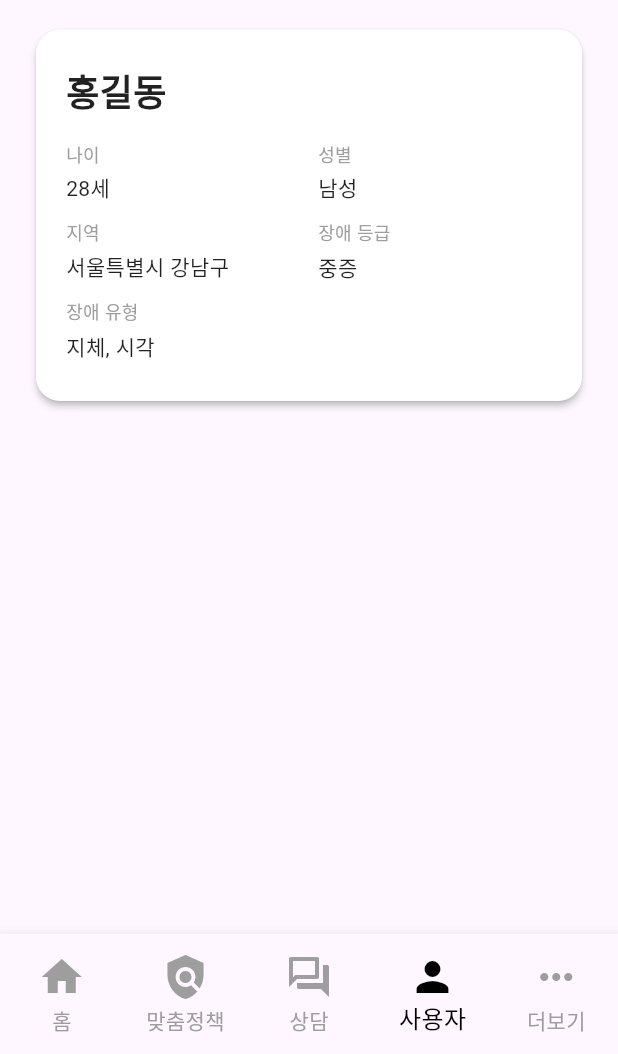
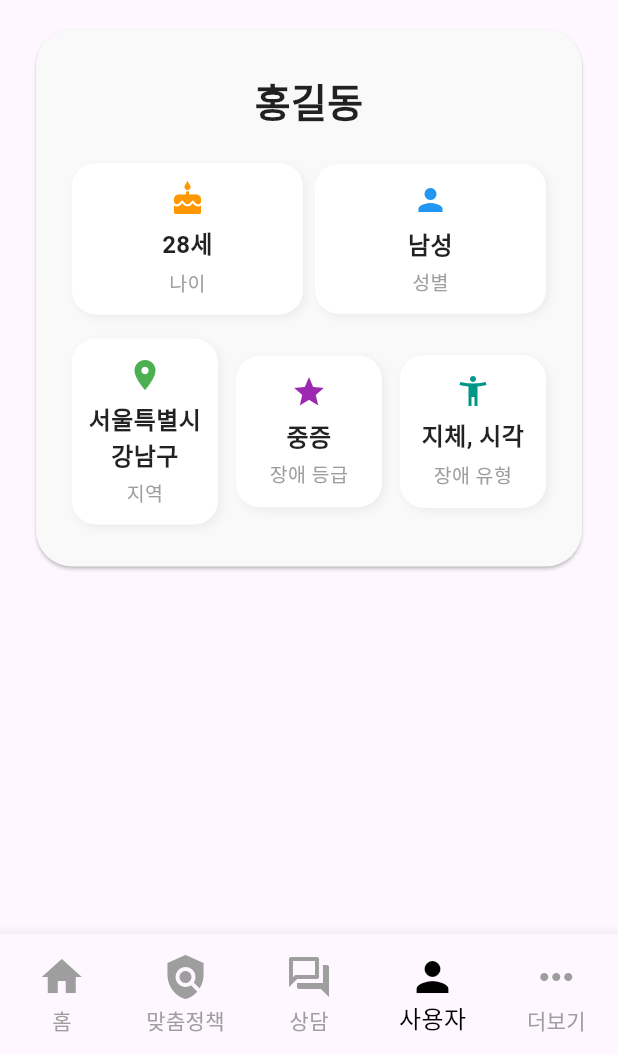
Before and after one commit to InfoGuard-NoOneLeftOut/FE, a Flutter app: the screen it shows after launch, item 4 of the bottom bar chosen, on a phone screen of 412 x 824 dp, the part 182-1236 px from its top. Run offline on Flutter 3.47's test engine with Material 3 defaults, Android fonts, the phone set to English and light mode, and no system bars; our stand-ins replace carousel_slider; network calls fail.

```diff
--- a/lib/main.dart
+++ b/lib/main.dart
@@ -7,9 +7,16 @@ import 'screens/user.dart';
 import 'screens/options.dart';
 
 void main() {
-  runApp(const MaterialApp(
+  runApp(MaterialApp(
     home: MainScreen(),
     debugShowCheckedModeBanner: false, // debug 배너 제거
+    theme: ThemeData(
+      fontFamily: 'KoddiUD', // 전체 기본 폰트 적용
+      textTheme: ThemeData.light().textTheme.apply(
+        bodyColor: Colors.black,
+        displayColor: Colors.black,
+      ),
+    ),
     routes: {
       // '/home': (context) => const HomeScreen(),
     },
--- a/lib/screens/policy.dart
+++ b/lib/screens/policy.dart
@@ -78,7 +78,7 @@ class _PolicyScreenState extends State<PolicyScreen> {
                 const SizedBox(height: 32),
                 PersonalizationConsentCard(),
                 const SizedBox(height: 32),
-                const Text('정용진님을 위한 맞춤 정책', style: TextStyle(fontSize: 18, fontWeight: FontWeight.bold)),
+                const Text('홍길동님을 위한 맞춤 정책', style: TextStyle(fontSize: 18, fontWeight: FontWeight.bold)),
                 const SizedBox(height: 12),
                 DropdownButton<String>(
                   value: _selectedPolicyCategory,
--- a/lib/screens/user.dart
+++ b/lib/screens/user.dart
@@ -28,6 +28,7 @@ class UserScreen extends StatelessWidget { // 사용자 페이지
               UserProfileCard( // 사용자 프로필 표시
                 userProfile: user,
               ),
+              // 북마크 정책 표시
             ],
           ),
         ),
--- a/lib/widgets/cards/user_profile_card.dart
+++ b/lib/widgets/cards/user_profile_card.dart
@@ -3,7 +3,7 @@ import 'package:infogaurd_fe/models/user_profile.dart';
 
 class UserProfileCard extends StatelessWidget {
   final UserProfile userProfile;
-  final bool showDetail; // 상세정보 표시 여부 (기본값 false)
+  final bool showDetail;
 
   const UserProfileCard({
     Key? key,
@@ -13,60 +13,154 @@ class UserProfileCard extends StatelessWidget {
 
   @override
   Widget build(BuildContext context) {
+    final screenWidth = MediaQuery.of(context).size.width;
+    final boxWidth = screenWidth / 2.3;
+
     return Card(
-      color: Colors.white,
-      elevation: 2,
-      shape: RoundedRectangleBorder(borderRadius: BorderRadius.circular(16)),
+      elevation: 1,
+      color: const Color(0xFFF9F9F9),
+      shape: RoundedRectangleBorder(borderRadius: BorderRadius.circular(24)),
       child: Padding(
-        padding: const EdgeInsets.symmetric(horizontal: 20, vertical: 24),
+        padding: const EdgeInsets.symmetric(horizontal: 24, vertical: 28),
         child: Column(
-          crossAxisAlignment: CrossAxisAlignment.start,
+          crossAxisAlignment: CrossAxisAlignment.center,
           children: [
-            Text(
+            /// 기본 정보 카드
+            Column(
+              crossAxisAlignment: CrossAxisAlignment.center,
+              children: [
+                // 이름
+                Center(
+                  child: Text(
                     userProfile.name,
                     style: const TextStyle(
-                fontSize: 24,
+                      fontSize: 26,
                       fontWeight: FontWeight.bold,
                       color: Colors.black87,
                     ),
                   ),
+                ),
+                const SizedBox(height: 24),
+
+                // 1행: 2열
+                Row(
+                  children: [
+                    Flexible(
+                      child: _buildInfoTile(
+                        '나이',
+                        '${userProfile.age}세',
+                        icon: Icons.cake,
+                        iconColor: Colors.orange,
+                        width: boxWidth,
+                      ),
+                    ),
+                    const SizedBox(width: 8),
+                    Flexible(
+                      child: _buildInfoTile(
+                        '성별',
+                        userProfile.gender == Gender.male ? '남성' : '여성',
+                        icon: Icons.person,
+                        iconColor: Colors.blue,
+                        width: boxWidth,
+                      ),
+                    ),
+                  ],
+                ),
                 const SizedBox(height: 16),
 
-            /// 기본 정보 그리드 UserProfileCard(userProfile: user)
-            GridView.count(
-              crossAxisCount: 2,
-              shrinkWrap: true,
-              physics: const NeverScrollableScrollPhysics(),
-              crossAxisSpacing: 12,
-              mainAxisSpacing: 8,
-              childAspectRatio: 3.5,
+                // 2행: 3열
+                Row(
+                  mainAxisAlignment: MainAxisAlignment.center,
                   children: [
-                _buildInfoTile('나이', '${userProfile.age}세'),
-                _buildInfoTile('성별', userProfile.gender == Gender.male ? '남성' : '여성'),
-                _buildInfoTile('지역', userProfile.region),
-                _buildInfoTile(
+                    Expanded(
+                      child: _buildInfoTile(
+                        '지역',
+                        userProfile.region,
+                        icon: Icons.location_on,
+                        iconColor: Colors.green,
+                        width: boxWidth,
+                      ),
+                    ),
+                    const SizedBox(width: 12),
+                    Expanded(
+                      child: _buildInfoTile(
                         '장애 등급',
                         userProfile.disabilityLevel == DisabilityLevel.severe ? '중증' : '경증',
+                        icon: Icons.grade,
+                        iconColor: Colors.purple,
+                        width: boxWidth,
                       ),
-                _buildInfoTile(
+                    ),
+                    const SizedBox(width: 12),
+                    Expanded(
+                      child: _buildInfoTile(
                         '장애 유형',
                         userProfile.disabilityTypes.map(_getDisabilityTypeName).join(', '),
+                        icon: Icons.accessibility_new,
+                        iconColor: Colors.teal,
+                        width: boxWidth,
+                      ),
+                    ),
+                  ],
                 ),
               ],
             ),
 
-            /// 상세 정보 조건부 표시 UserProfileCard(userProfile: user, showDetail: true)
+
             if (showDetail) ...[
-              const SizedBox(height: 24),
-              const Divider(),
-              const SizedBox(height: 12),
-              _buildInfoTile('장애 등록 여부', userProfile.isRegisteredDisabled == true ? '등록됨' : '미등록'),
-              _buildInfoTile('복지카드 여부', userProfile.hasDisabilityCard == true ? '보유' : '미보유'),
-              _buildInfoTile('소득 수준', userProfile.incomeLevel ?? '공란'),
-              _buildInfoTile('가구 형태', userProfile.householdType ?? '공란'),
-              _buildInfoTile('관심 정책 분야', userProfile.interestPolicyAreas?.join(', ') ?? '공란'),
+              const SizedBox(height: 28),
+              Divider(color: Colors.grey.shade300),
+              const SizedBox(height: 16),
+              Wrap(
+                spacing: 16,
+                runSpacing: 16,
+                alignment: WrapAlignment.center,
+                children: [
+                  _buildInfoTile(
+                    '장애 등록 여부',
+                    userProfile.isRegisteredDisabled == true ? '등록됨' : '미등록',
+                    icon: Icons.verified,
+                    iconColor: Colors.indigo,
+                    width: boxWidth,
+                  ),
+                  _buildInfoTile(
+                    '복지카드 여부',
+                    userProfile.hasDisabilityCard == true ? '보유' : '미보유',
+                    icon: Icons.credit_card,
+                    iconColor: Colors.redAccent,
+                    width: boxWidth,
+                  ),
+                  _buildInfoTile(
+                    '소득 수준',
+                    userProfile.incomeLevel ?? '공란',
+                    icon: Icons.monetization_on,
+                    iconColor: Colors.green,
+                    width: boxWidth,
+                  ),
+                  _buildInfoTile(
+                    '가구 형태',
+                    userProfile.householdType ?? '공란',
+                    icon: Icons.home,
+                    iconColor: Colors.orange,
+                    width: boxWidth,
+                  ),
+                  _buildInfoTile(
+                    '관심 정책 분야',
+                    userProfile.interestPolicyAreas?.join(', ') ?? '공란',
+                    icon: Icons.policy,
+                    iconColor: Colors.blueGrey,
+                    width: boxWidth,
+                  ),
                   if (userProfile.guardianInfo != null)
-                _buildInfoTile('보호자 정보', userProfile.guardianInfo!),
+                    _buildInfoTile(
+                      '보호자 정보',
+                      userProfile.guardianInfo!,
+                      icon: Icons.family_restroom,
+                      iconColor: Colors.deepPurple,
+                      width: boxWidth,
+                    ),
+                ],
+              ),
             ],
           ],
         ),
@@ -74,21 +168,48 @@ class UserProfileCard extends StatelessWidget {
     );
   }
 
-  /// 한 칸짜리 정보 타일 위젯
-  Widget _buildInfoTile(String title, String value) {
-    return Column(
-      crossAxisAlignment: CrossAxisAlignment.start,
+  /// 정보 타일 위젯
+  Widget _buildInfoTile(String title, String value,
+      {required IconData icon, required Color iconColor, required double width}) {
+    return Container(
+      width: width,
+      padding: const EdgeInsets.symmetric(vertical: 12, horizontal: 8),
+      decoration: BoxDecoration(
+        color: Colors.white,
+        borderRadius: BorderRadius.circular(16),
+        boxShadow: [
+          BoxShadow(
+            color: Colors.black.withOpacity(0.05),
+            blurRadius: 4,
+            offset: const Offset(2, 2),
+          ),
+        ],
+      ),
+      child: Column(
         children: [
+          Icon(icon, size: 24, color: iconColor),
+          const SizedBox(height: 6),
           Text(
-          title,
-          style: const TextStyle(fontSize: 12, color: Colors.grey),
+            value,
+            textAlign: TextAlign.center,
+            style: const TextStyle(
+              fontSize: 16,
+              fontWeight: FontWeight.w600,
+              color: Colors.black87,
+            ),
           ),
           const SizedBox(height: 4),
           Text(
-          value,
-          style: const TextStyle(fontSize: 14, color: Colors.black87),
+            title,
+            textAlign: TextAlign.center,
+            style: const TextStyle(
+              fontSize: 13,
+              color: Colors.grey,
+              fontWeight: FontWeight.w400,
+            ),
           ),
         ],
+      ),
     );
   }
 
```
Also changed, not shown: pubspec.yaml (+11 -0 lines), 3 other files. Lines whose indentation alone changed are shown as unchanged.
